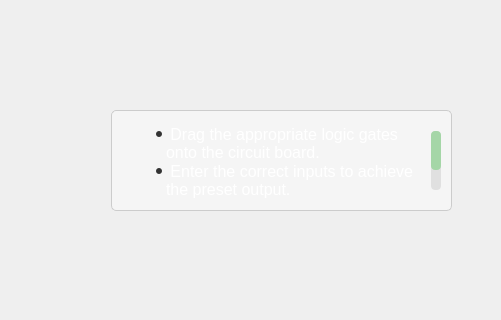
First picture: the form in LevelsView.ui, repository AhmedZ70/BitWise-EducationalApp, before the edit; both pictures show x 799 to 1300 and y 90 to 410 of the 1300 by 800 pixel window.
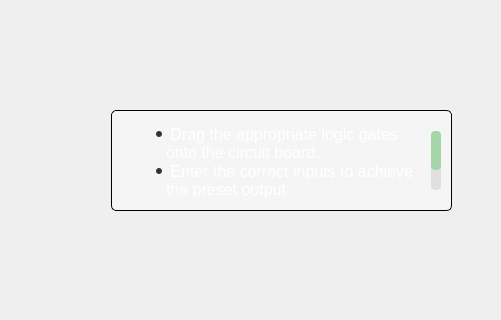
Second picture: the form after the edit. Icons and pictures are not drawn. Custom widgets are drawn as their Qt base class.

Commit message: Updated background Images

The edit to the form file:
```diff
--- a/LevelsView.ui
+++ b/LevelsView.ui
@@ -3470,6 +3470,7 @@
   color: #333333; /* Dark grey text */
   border: 1px solid #cccccc; /* Light grey border */
   border-radius: 5px; /* Rounded corners */
+  border-color: black;
   padding: 10px; /* Spacing between text and border */
   font-family: 'Segoe UI'; /* Modern font */
   font-size: 12pt; /* Font size */
@@ -3506,7 +3507,12 @@
 QTextBrowser QScrollBar::add-page:vertical,
 QTextBrowser QScrollBar::sub-page:vertical {
   background: none; /* No background for the area between handle and buttons */
-}</string>
+}
+
+QTextBrowser::selection {
+  background-color: #ffff00; /* Background color for selected text */
+}
+</string>
      </property>
      <property name="html">
       <string>&lt;!DOCTYPE HTML PUBLIC &quot;-//W3C//DTD HTML 4.0//EN&quot; &quot;http://www.w3.org/TR/REC-html40/strict.dtd&quot;&gt;
```
Left out of the diff: 20 changed lines with no effect on the pictures. The commit also changes 3 other files.
